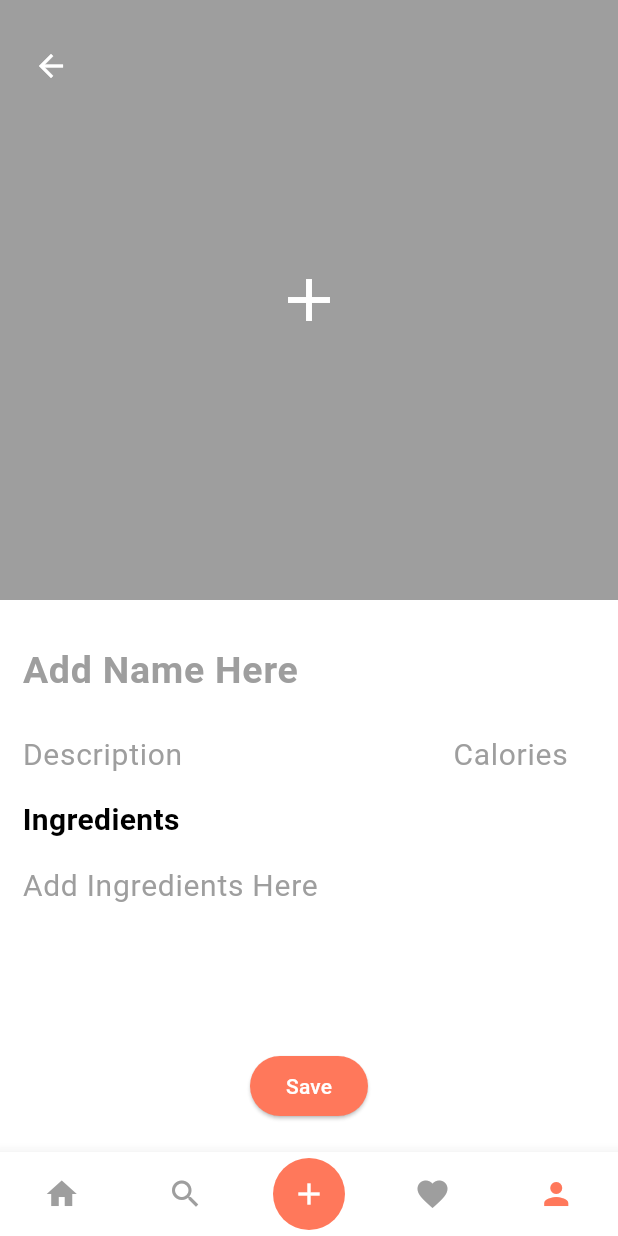
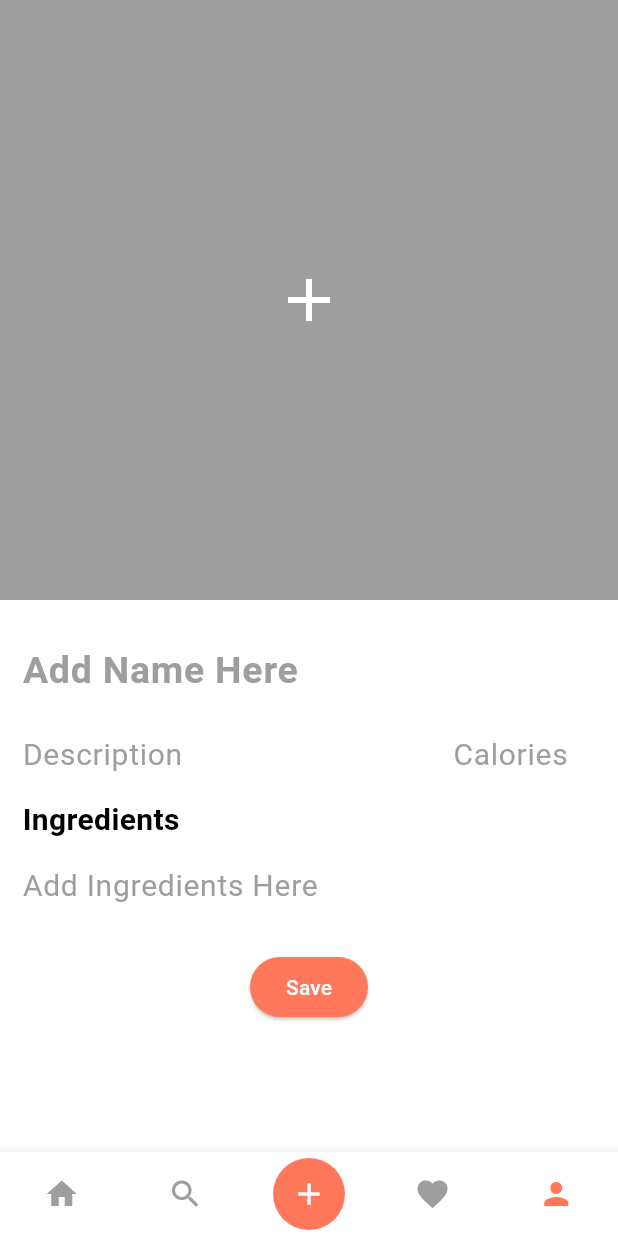
Before and after one commit to justin-marsh/Android-Nutrition-App, a Flutter app: the PreferencesScreen screen opened directly, on a phone screen of 412 x 824 dp. Run offline on Flutter 3.47's test engine with Material 3 defaults, Android fonts, the phone set to English and light mode, and no system bars; our stand-ins replace cloud_firestore, firebase_auth, firebase_core, fl_chart, image_picker, sqflite; accounts and stored records are empty.

Commit message:
Update recipe_template.dart

```diff
--- a/project_food_fit/lib/pages/recipe_template.dart
+++ b/project_food_fit/lib/pages/recipe_template.dart
@@ -7,7 +7,7 @@ import 'package:project_food_fit/pages/searchpage.dart';
 import 'home.dart';
 import 'package:project_food_fit/components/datamanage.dart';
 
-void main() async{
+void main() async {
   runApp(RecipePage());
 }
 
@@ -28,33 +28,27 @@ class PreferencesScreen extends StatefulWidget {
 class _PreferencesScreenState extends State<PreferencesScreen> {
   final GlobalKey<ScaffoldState> _scaffoldKey = GlobalKey<ScaffoldState>();
   int _currentIndex = 0;
-  String? imagePath; // Use "?" to indicate that it can be null
+  String? imagePath;
   TextEditingController nameController = TextEditingController();
-  TextEditingController descriptionController =
-  TextEditingController(); // New controller for description
-  TextEditingController caloriesController =
-  TextEditingController(); // Controller for calories
-  TextEditingController ingredientsController =
-  TextEditingController(); // Controller for ingredients
+  TextEditingController descriptionController = TextEditingController();
+  TextEditingController caloriesController = TextEditingController();
+  TextEditingController ingredientsController = TextEditingController();
 
   void onTabTapped(int index) {
     setState(() {
       _currentIndex = index;
     });
     if (index == 0) {
-      // Navigate to HomePage
       Navigator.pushReplacement(
         context,
         MaterialPageRoute(builder: (context) => HomePage()),
       );
     } else if (index == 1) {
-      // Navigate to SearchPage
       Navigator.pushReplacement(
         context,
         MaterialPageRoute(builder: (context) => SearchPage()),
       );
     } else if (index == 4) {
-      // Navigate to Profile page
       Navigator.pushReplacement(
         context,
         MaterialPageRoute(builder: (context) => ProfilePage()),
@@ -80,16 +74,59 @@ class _PreferencesScreenState extends State<PreferencesScreen> {
     }
   }
 
+  Future<void> _showSaveConfirmationDialog() async {
+    return showDialog(
+      context: context,
+      builder: (BuildContext context) {
+        return Dialog(
+          shape: RoundedRectangleBorder(
+            borderRadius: BorderRadius.circular(16),
+          ),
+          child: Container(
+            height: 150,
+            padding: EdgeInsets.all(16),
+            child: Column(
+              mainAxisAlignment: MainAxisAlignment.center,
+              children: [
+                Text(
+                  'Recipe Saved',
+                  style: TextStyle(
+                    color: Color(0xFFFF785B), // Match the color of the save button
+                    fontSize: 20,
+                    fontWeight: FontWeight.bold,
+                  ),
+                ),
+                SizedBox(height: 16),
+                ElevatedButton(
+                  onPressed: () {
+                    Navigator.of(context).pop();
+                  },
+                  style: ElevatedButton.styleFrom(
+                    primary: Color(0xFFFF785B),
+                  ),
+                  child: Text(
+                    'OK',
+                    style: TextStyle(
+                      color: Colors.white,
+                    ),
+                  ),
+                ),
+              ],
+            ),
+          ),
+        );
+      },
+    );
+  }
+
   @override
   Widget build(BuildContext context) {
     return Scaffold(
       key: _scaffoldKey,
-      body: Stack(
-        children: [
-          Column(
+      body: SingleChildScrollView(
+        child: Column(
           crossAxisAlignment: CrossAxisAlignment.start,
           children: [
-              // Background Image or Grey Box
             Container(
               height: 400,
               color: Colors.grey,
@@ -111,7 +148,6 @@ class _PreferencesScreenState extends State<PreferencesScreen> {
                 ),
               ),
             ),
-              // Editable Text Field for Name
             Padding(
               padding: const EdgeInsets.only(left: 15, right: 10, top: 20),
               child: Align(
@@ -137,12 +173,10 @@ class _PreferencesScreenState extends State<PreferencesScreen> {
                 ),
               ),
             ),
-              // Row for Description and Calories
             Padding(
               padding: const EdgeInsets.only(left: 15, right: 10, top: 5),
               child: Row(
                 children: [
-                    // Editable Text Field for Description
                   Expanded(
                     child: Container(
                       child: TextField(
@@ -163,7 +197,6 @@ class _PreferencesScreenState extends State<PreferencesScreen> {
                     ),
                   ),
                   SizedBox(width: 10),
-                    // Editable Text Field for Calories
                   Container(
                     width: 100,
                     child: TextField(
@@ -185,7 +218,6 @@ class _PreferencesScreenState extends State<PreferencesScreen> {
                 ],
               ),
             ),
-              // Text for Ingredients
             Padding(
               padding: const EdgeInsets.only(left: 15, top: 5),
               child: Align(
@@ -200,7 +232,6 @@ class _PreferencesScreenState extends State<PreferencesScreen> {
                 ),
               ),
             ),
-              // Editable Text Field for Ingredients
             Padding(
               padding: const EdgeInsets.only(left: 15, right: 10, top: 5),
               child: Align(
@@ -225,25 +256,12 @@ class _PreferencesScreenState extends State<PreferencesScreen> {
                 ),
               ),
             ),
-            ],
-          ),
-          Positioned(
-            top: 20,
-            left: 10,
-            child: IconButton(
-              icon: Icon(Icons.arrow_back),
-              onPressed: _goBack,
-              color: Colors.white,
-            ),
-          ),
+            SizedBox(height: 20),
             Align(
               alignment: Alignment.bottomCenter,
-            child: Container(
-              margin: EdgeInsets.only(bottom: 20),
               child: ElevatedButton(
                 onPressed: () {
                   Random random = Random();
-
 
                   addRecipes(Recipe(
                     name: nameController.text,
@@ -253,7 +271,7 @@ class _PreferencesScreenState extends State<PreferencesScreen> {
                     ingredients: ingredientsController.text.split(', '),
                     diet: [],
                   ));
-
+                  _showSaveConfirmationDialog(); // Show the save confirmation dialog
                 },
                 style: ElevatedButton.styleFrom(
                   primary: Color(0xFFFF785B),
@@ -266,8 +284,8 @@ class _PreferencesScreenState extends State<PreferencesScreen> {
                 ),
               ),
             ),
+          ],
         ),
-        ],
       ),
       bottomNavigationBar: BottomNavigationBar(
         currentIndex: _currentIndex,
```
Lines whose indentation alone changed are shown as unchanged.
